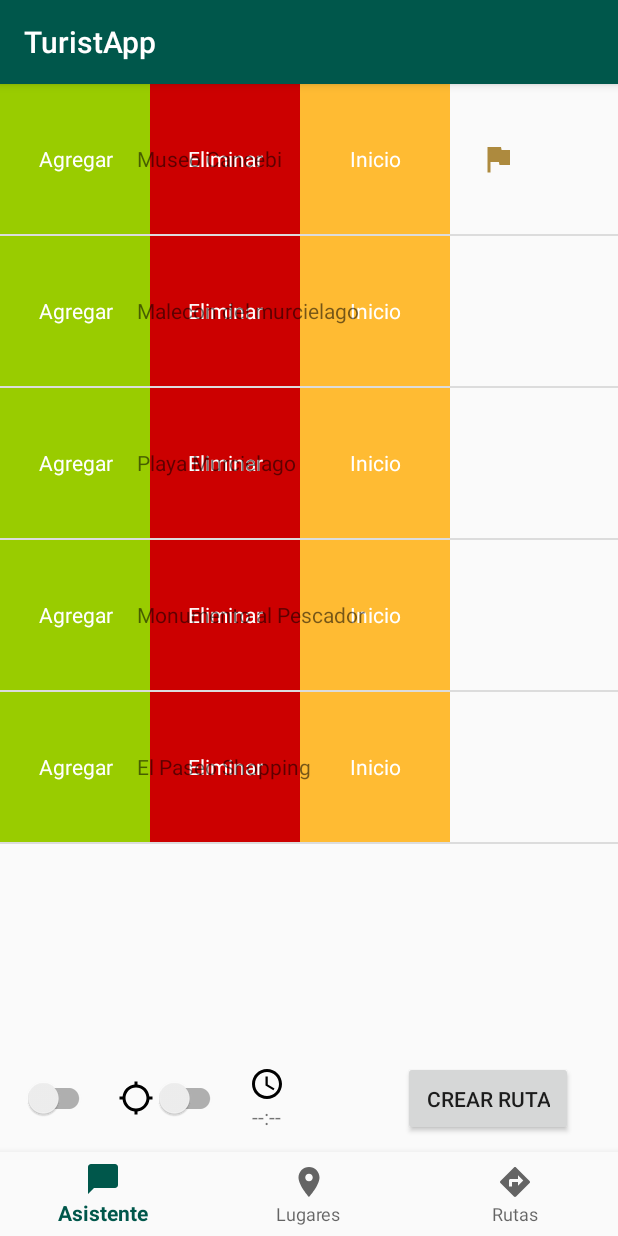
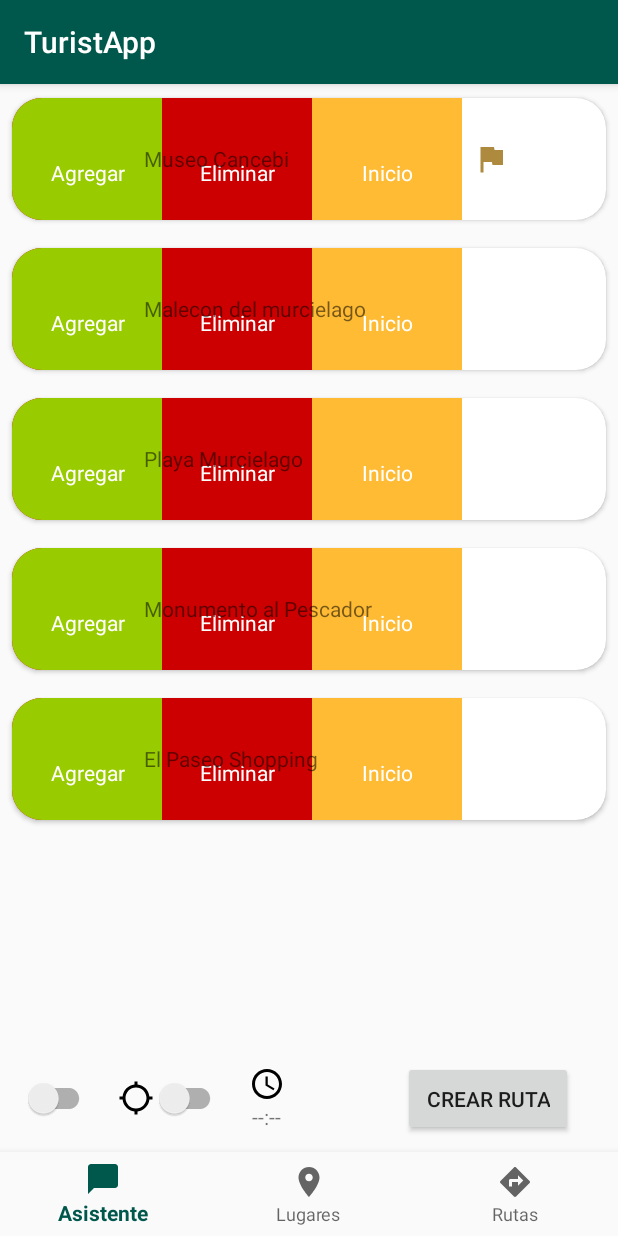
Before and after one commit to Avrgebro/TuristApp, an Android app: the fragment Places placed in its activity, after a tap on "CREAR RUTA", on a phone screen of 412 x 824 dp. Run offline under Robolectric (Android 15) with nearby library versions, the phone set to English and light mode, and no system bars; libraries missing offline, so code that uses them is left out: com.chauthai.swipereveallayout, com.google.api.gax, com.google.auth.oauth2, com.google.cloud.dialogflow, com.mikhaellopez.circularimageview and 3 more; plain views replace CircularImageView, IconSwitch, SwipeRevealLayout; pictures from the network do not load; 21 statements that could not run were skipped.

Commit message:
cardview implementation

```diff
--- a/app/src/main/java/com/turistapp/jose/turistapp/Fragments/Places.java
+++ b/app/src/main/java/com/turistapp/jose/turistapp/Fragments/Places.java
@@ -124,8 +124,8 @@ public class Places extends Fragment {
             @Override
             public void onClick(View v) {
 
-                if(adapter.getSelected().size() == 0) {
-                    Toast.makeText(getActivity(), "Ningun lugar seleccionado", Toast.LENGTH_SHORT).show();
+                if(adapter.getSelected().size() < 2) {
+                    Toast.makeText(getActivity(), "Debe seleccionar almenos dos lugares", Toast.LENGTH_SHORT).show();
                 } else {
                     loadinglayout.setVisibility(View.VISIBLE);
                     controlslayout.setVisibility(View.GONE);
@@ -216,10 +216,10 @@ public class Places extends Fragment {
         if(gpsswitch.isChecked()){//se crea un latlong con la ubicacion actual del usuario y se agrega coordinates
             Location gps_lock = null;
 
-            if (ContextCompat.checkSelfPermission(getActivity(), Manifest.permission.ACCESS_FINE_LOCATION) != PackageManager.PERMISSION_GRANTED) {
+            /*if (ContextCompat.checkSelfPermission(getActivity(), Manifest.permission.ACCESS_FINE_LOCATION) == PackageManager.PERMISSION_GRANTED) {
                 gps_lock = locationManager.getLastKnownLocation(LocationManager.GPS_PROVIDER);
-            }
-
+            }*/
+            gps_lock = locationManager.getLastKnownLocation(LocationManager.GPS_PROVIDER);
             orig = new LatLng(gps_lock.getLatitude(), gps_lock.getLongitude());
 
             coordinates.add(orig);
--- a/app/src/main/res/layout/fragment_places.xml
+++ b/app/src/main/res/layout/fragment_places.xml
@@ -10,6 +10,7 @@
         android:layout_width="match_parent"
         android:layout_height="0dp"
         android:layout_weight="90"
+        android:divider="@null"
         android:id="@+id/places_list">
 
     </ListView>
--- a/app/src/main/res/layout/places_item.xml
+++ b/app/src/main/res/layout/places_item.xml
@@ -1,10 +1,17 @@
 <?xml version="1.0" encoding="utf-8"?>
+<android.support.v7.widget.CardView android:layout_width="match_parent"
+    android:layout_height="100dp"
+    xmlns:app="http://schemas.android.com/apk/res-auto"
+    app:cardCornerRadius="20dp"
+    app:cardUseCompatPadding="true"
+    xmlns:android="http://schemas.android.com/apk/res/android">
     <com.chauthai.swipereveallayout.SwipeRevealLayout
         android:id="@+id/swipe_pilayout"
         android:layout_width="match_parent"
-    android:layout_height="100dp"
+        android:layout_height="match_parent"
         app:dragEdge="right"
         app:mode="same_level"
+        android:layout_gravity="center_vertical"
         android:descendantFocusability="blocksDescendants"
         xmlns:app="http://schemas.android.com/apk/res-auto"
         xmlns:android="http://schemas.android.com/apk/res/android">
@@ -99,3 +106,4 @@
         </LinearLayout>
 
     </com.chauthai.swipereveallayout.SwipeRevealLayout>
+</android.support.v7.widget.CardView>
```
Lines whose indentation alone changed are shown as unchanged.
